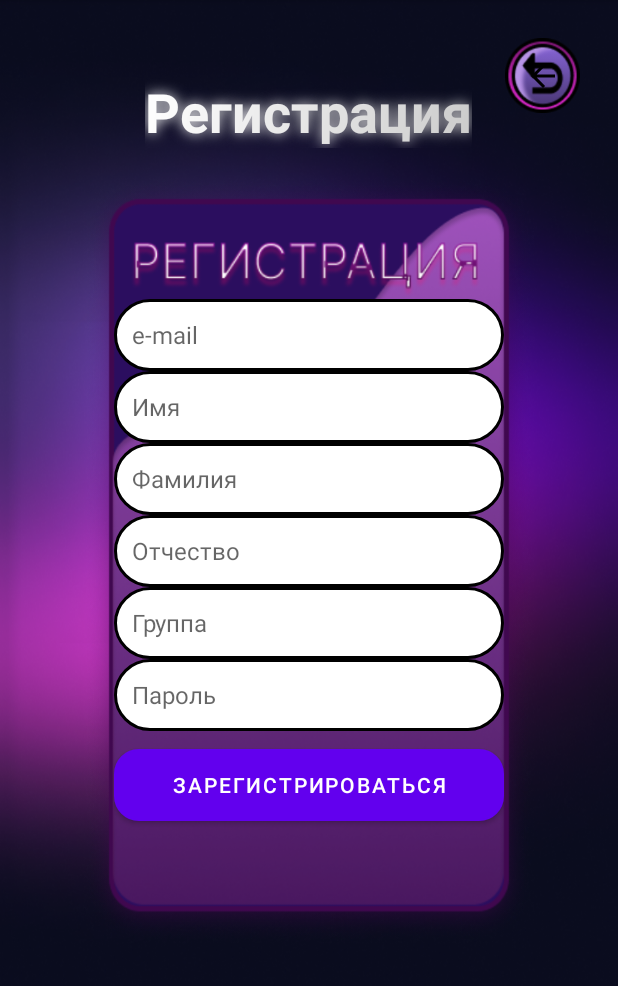
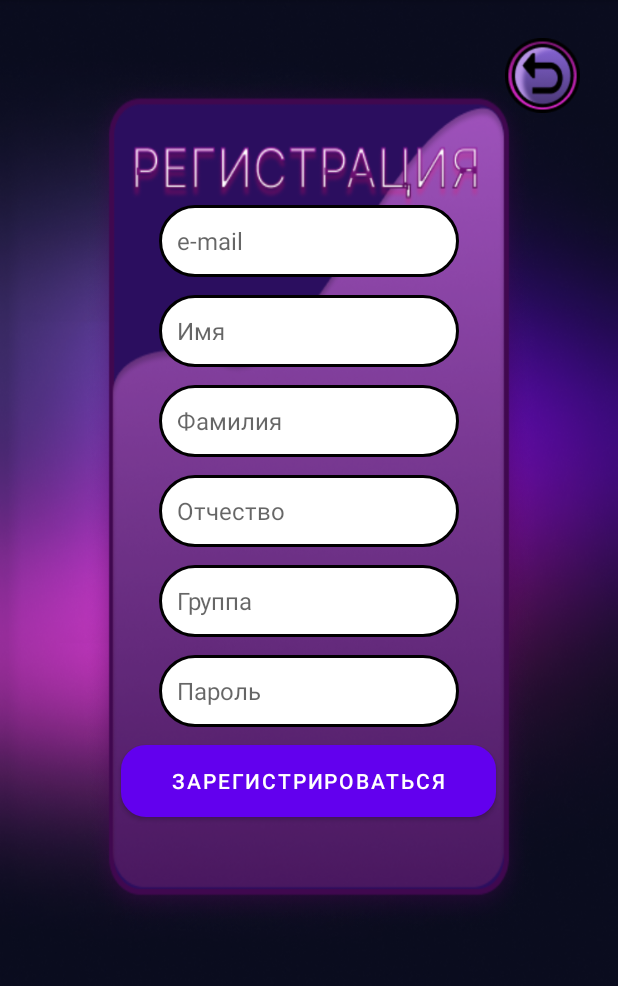
Before and after one commit to dan804Khot/educational_app, an Android app: the RegisterActivity screen opened directly, with no data from a screen before it, on a phone screen of 412 x 824 dp, the part 84-1070 px from its top. Run offline under Robolectric (Android 15) with nearby library versions, the phone set to English and light mode, and no system bars; 1 statement that could not run was skipped.

Commit message:
изменения

```diff
--- a/app/src/main/res/layout/activity_reg.xml
+++ b/app/src/main/res/layout/activity_reg.xml
@@ -6,26 +6,14 @@
     android:background="@drawable/background_reg">
 
     <!-- Заголовок -->
-    <TextView
-        android:id="@+id/title_text"
-        android:layout_width="wrap_content"
-        android:layout_height="wrap_content"
-        android:layout_alignParentTop="true"
-        android:layout_centerHorizontal="true"
-        android:layout_marginTop="50dp"
-        android:text="Регистрация"
-        android:textSize="36sp"
-        android:textStyle="bold"
-        android:textColor="@android:color/white" />
 
     <!-- Центрированный блок регистрации -->
     <LinearLayout
         android:id="@+id/form_container"
         android:layout_width="300dp"
-        android:layout_height="510dp"
-        android:layout_below="@id/title_text"
+        android:layout_height="570dp"
         android:layout_centerHorizontal="true"
-        android:layout_marginTop="20dp"
+        android:layout_marginTop="50dp"
         android:background="@drawable/small_background_reg"
         android:gravity="center"
         android:orientation="vertical"
@@ -33,11 +21,12 @@
 
         <EditText
             android:id="@+id/email"
-            android:layout_width="match_parent"
+            android:layout_width="200dp"
             android:layout_height="wrap_content"
             android:autofillHints="emailAddress"
             android:background="@drawable/rounded_white_input"
             android:hint="@string/email_hint"
+            android:layout_marginTop="12dp"
             android:inputType="textEmailAddress"
             android:minHeight="48dp"
             android:padding="12dp"
@@ -45,8 +34,9 @@
 
         <EditText
             android:id="@+id/first_name"
-            android:layout_width="match_parent"
+            android:layout_width="200dp"
             android:layout_height="wrap_content"
+            android:layout_marginTop="12dp"
             android:background="@drawable/rounded_white_input"
             android:hint="@string/name"
             android:inputType="textPersonName"
@@ -56,8 +46,9 @@
 
         <EditText
             android:id="@+id/last_name"
-            android:layout_width="match_parent"
+            android:layout_width="200dp"
             android:layout_height="wrap_content"
+            android:layout_marginTop="12dp"
             android:background="@drawable/rounded_white_input"
             android:hint="@string/surname"
             android:inputType="textPersonName"
@@ -67,8 +58,9 @@
 
         <EditText
             android:id="@+id/middle_name"
-            android:layout_width="match_parent"
+            android:layout_width="200dp"
             android:layout_height="wrap_content"
+            android:layout_marginTop="12dp"
             android:background="@drawable/rounded_white_input"
             android:hint="@string/dad_name"
             android:inputType="textPersonName"
@@ -78,8 +70,9 @@
 
         <EditText
             android:id="@+id/group"
-            android:layout_width="match_parent"
+            android:layout_width="200dp"
             android:layout_height="wrap_content"
+            android:layout_marginTop="12dp"
             android:background="@drawable/rounded_white_input"
             android:hint="@string/group"
             android:inputType="text"
@@ -89,8 +82,9 @@
 
         <EditText
             android:id="@+id/password"
-            android:layout_width="match_parent"
+            android:layout_width="200dp"
             android:layout_height="wrap_content"
+            android:layout_marginTop="12dp"
             android:autofillHints="password"
             android:background="@drawable/rounded_white_input"
             android:hint="@string/password_hint"
@@ -101,13 +95,13 @@
 
         <Button
             android:id="@+id/register_button"
-            android:layout_width="match_parent"
+            android:layout_width="250dp"
             android:layout_height="48dp"
             android:layout_marginTop="12dp"
             android:background="@drawable/rounded_dark_button"
+            android:elevation="8dp"
             android:text="Зарегистрироваться"
-            android:textColor="@android:color/white"
-            android:elevation="8dp" />
+            android:textColor="@android:color/white" />
     </LinearLayout>
 
     <!-- Кнопка назад -->
@@ -120,6 +114,5 @@
         android:layout_marginTop="25dp"
         android:background="@drawable/button_back"
         android:contentDescription="Назад"
-        android:src="@drawable/ic_arrow_back"
         tools:ignore="TouchTargetSizeCheck" />
 </RelativeLayout>
```
